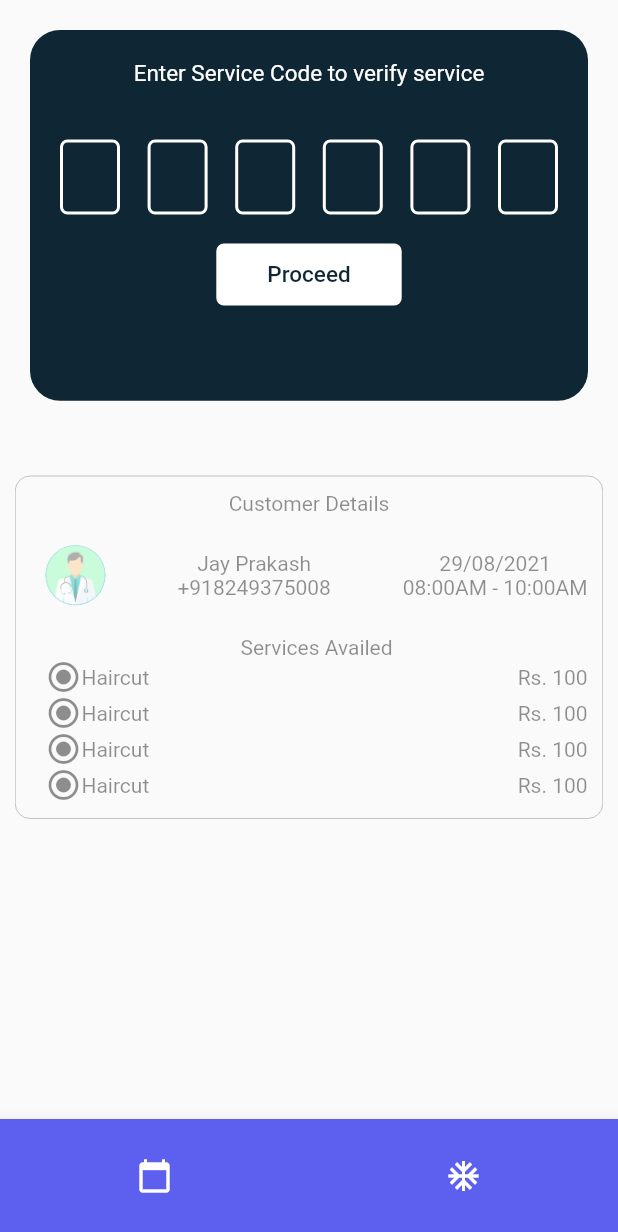
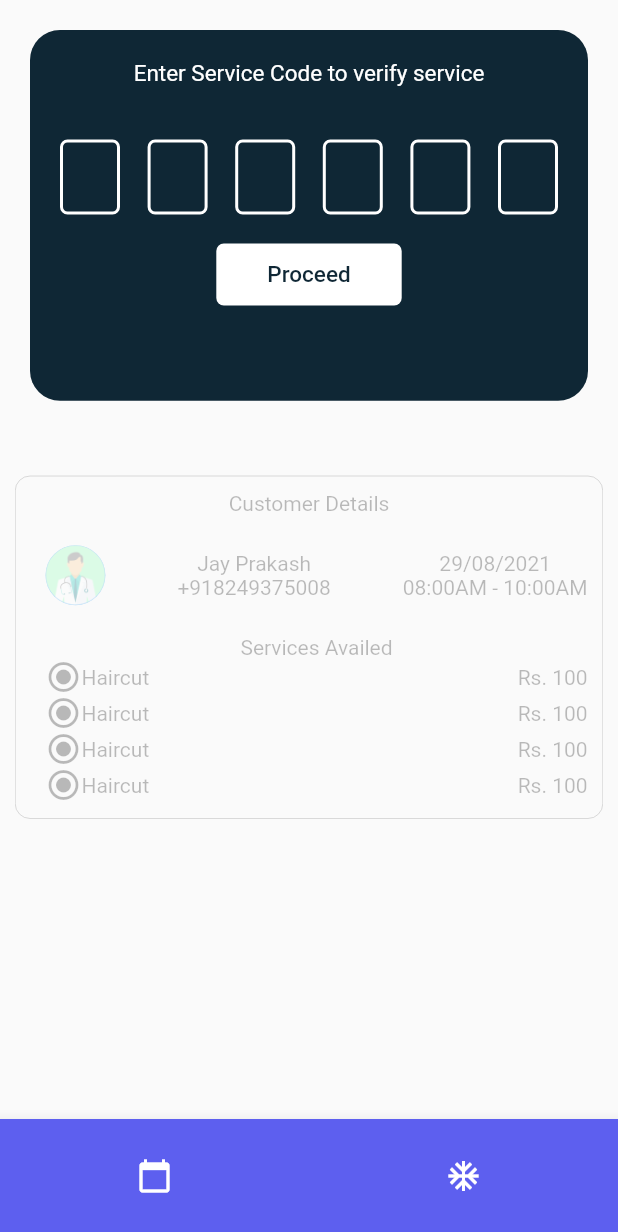
Before and after one commit to Sounmay/Prayas-Booking-App-Service, a Flutter app: the screen it shows after launch, on a phone screen of 412 x 824 dp. Shown: the top 1232 px of the screen. Run offline on Flutter 3.47's test engine with Material 2 defaults, Android fonts, the phone set to English and light mode, and no system bars; drawn by our look-alikes of pin_code_fields; our stand-ins replace cloud_firestore, date_format, file_picker, firebase_auth, firebase_core, firebase_storage and 3 more; accounts and stored records are empty.

Commit message:
Sounmay. Minor updates.

```diff
--- a/lib/Screens/OTPScreen.dart
+++ b/lib/Screens/OTPScreen.dart
@@ -93,13 +93,13 @@ class _OTPScreenState extends State<OTPScreen> {
                             height: MediaQuery.of(context).size.height * 0.05,
                             width: MediaQuery.of(context).size.width * 0.3,
                             decoration: BoxDecoration(
-                                color: (_isPressed==true)?Color(0xff3AD48A):Colors.white,
+                                color: (res==true)?Color(0xff3AD48A):Colors.white,
                                 borderRadius: BorderRadius.circular(5.0)
                             ),
                             child: Center(
                               child: Text(
-                                  (_isPressed==true)?"Proceed  V":"Proceed",
-                                  style: TextStyle(color: (_isPressed==true)?Colors.white:Color(0xff0F2735), fontSize: 15)
+                                  (res==true)?"Proceed  V":"Proceed",
+                                  style: TextStyle(color: (res==true)?Colors.white:Color(0xff0F2735), fontSize: 15)
                               ),
                             )
                         ),
@@ -109,7 +109,7 @@ class _OTPScreenState extends State<OTPScreen> {
                 ),
                 SizedBox(height: 30.0,),
                 Opacity(
-                    opacity: res==true?1.0:0.5,
+                    opacity: res==true?1.0:0.3,
                     child: Container(
                       margin: EdgeInsets.fromLTRB(10.0, 0, 10.0, 10.0),
                       decoration: BoxDecoration(
```
